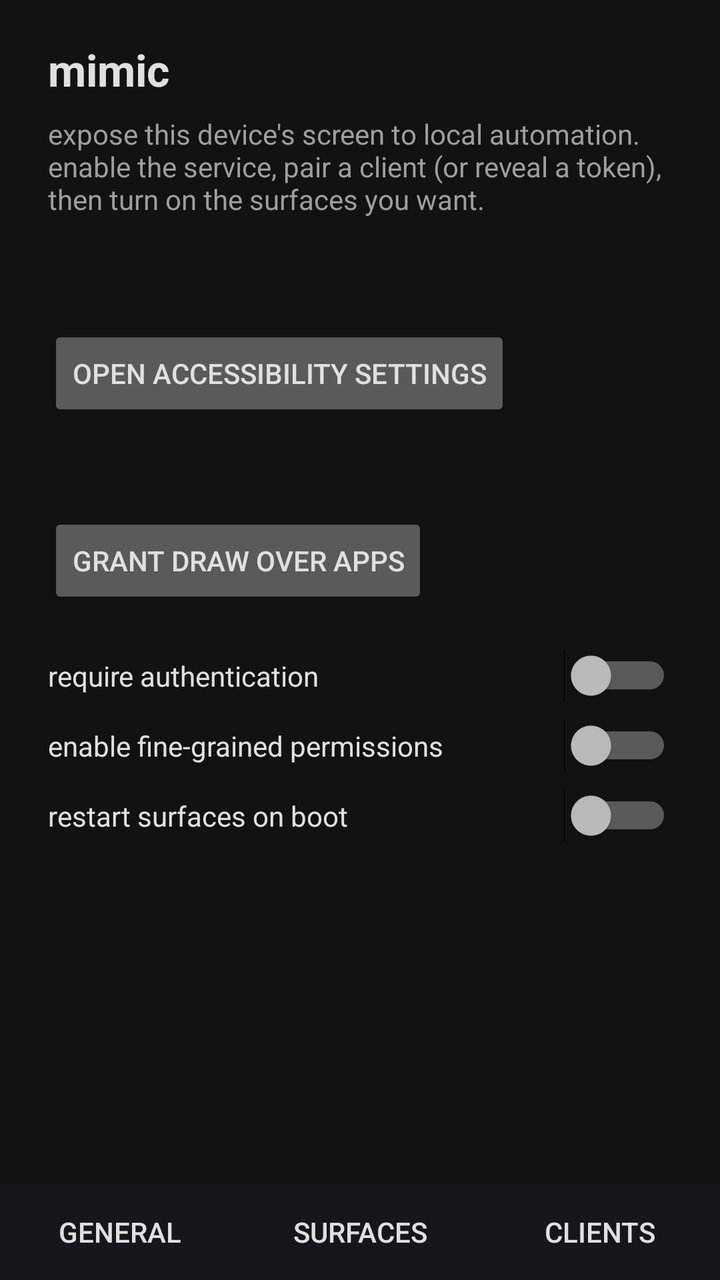
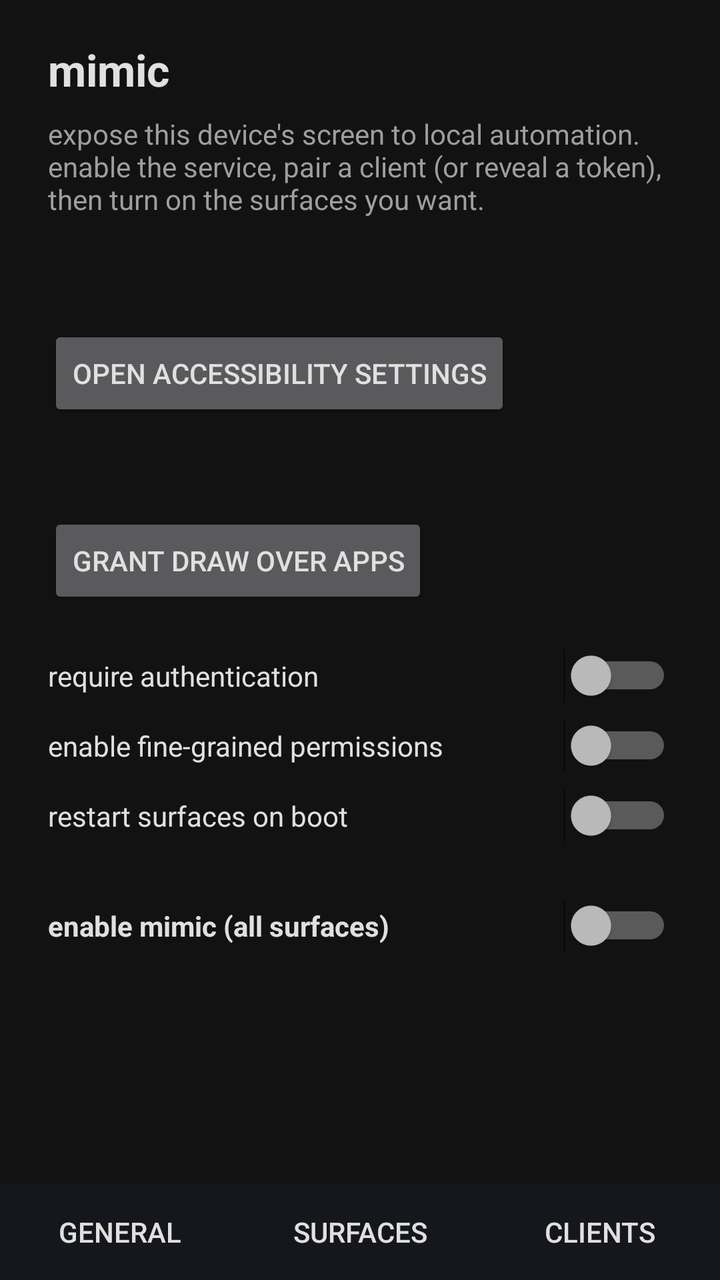

An Android layout rendered at two revisions. The XML below is the earlier revision; the diff shows what the commit changed to produce the second picture.
<!-- AndroidManifest.xml: application theme AppTheme -->
<!-- res/layout/activity_main.xml -->
<?xml version="1.0" encoding="utf-8"?>
<LinearLayout xmlns:android="http://schemas.android.com/apk/res/android"
    android:layout_width="match_parent"
    android:layout_height="match_parent"
    android:orientation="vertical">

    <TextView
        android:layout_width="wrap_content"
        android:layout_height="wrap_content"
        android:text="@string/app_name"
        android:textColor="@color/fg"
        android:textSize="22sp"
        android:textStyle="bold"
        android:paddingHorizontal="24dp"
        android:paddingTop="20dp"
        android:paddingBottom="8dp" />

    <ScrollView
        android:layout_width="match_parent"
        android:layout_height="0dp"
        android:layout_weight="1"
        android:fillViewport="true">

        <LinearLayout
            android:layout_width="match_parent"
            android:layout_height="wrap_content"
            android:orientation="vertical"
            android:paddingHorizontal="24dp"
            android:paddingBottom="24dp">

            
            <LinearLayout
                android:id="@+id/page_general"
                android:layout_width="match_parent"
                android:layout_height="wrap_content"
                android:orientation="vertical">

                <TextView
                    android:layout_width="match_parent"
                    android:layout_height="wrap_content"
                    android:text="@string/intro"
                    android:textColor="@color/muted"
                    android:paddingBottom="24dp" />

                <TextView
                    android:id="@+id/service_status"
                    android:layout_width="wrap_content"
                    android:layout_height="wrap_content"
                    android:textColor="@color/fg"
                    android:textSize="16sp"
                    android:paddingBottom="8dp" />

                <Button
                    android:id="@+id/open_settings"
                    android:layout_width="wrap_content"
                    android:layout_height="wrap_content"
                    android:text="@string/open_settings"
                    android:layout_marginBottom="16dp" />

                <TextView
                    android:id="@+id/overlay_state"
                    android:layout_width="wrap_content"
                    android:layout_height="wrap_content"
                    android:textColor="@color/fg"
                    android:textSize="16sp"
                    android:paddingBottom="8dp" />

                <Button
                    android:id="@+id/grant_overlay"
                    android:layout_width="wrap_content"
                    android:layout_height="wrap_content"
                    android:text="@string/overlay_perm"
                    android:layout_marginBottom="16dp" />

                <Switch
                    android:id="@+id/sw_auth"
                    android:layout_width="match_parent"
                    android:layout_height="wrap_content"
                    android:text="@string/auth"
                    android:textColor="@color/fg"
                    android:paddingVertical="8dp" />

                <Switch
                    android:id="@+id/sw_approval"
                    android:layout_width="match_parent"
                    android:layout_height="wrap_content"
                    android:text="@string/approval"
                    android:textColor="@color/fg"
                    android:paddingVertical="8dp" />

                <Switch
                    android:id="@+id/sw_boot"
                    android:layout_width="match_parent"
                    android:layout_height="wrap_content"
                    android:text="@string/boot"
                    android:textColor="@color/fg"
                    android:paddingVertical="8dp" />

            </LinearLayout>

            
            <LinearLayout
                android:id="@+id/page_clients"
                android:layout_width="match_parent"
                android:layout_height="wrap_content"
                android:orientation="vertical"
                android:visibility="gone">

                <Button
                    android:id="@+id/start_pairing"
                    android:layout_width="wrap_content"
                    android:layout_height="wrap_content"
                    android:text="@string/start_pairing" />

                <Button
                    android:id="@+id/legacy_token"
                    android:layout_width="wrap_content"
                    android:layout_height="wrap_content"
                    android:text="@string/legacy_token" />

                <TextView
                    android:id="@+id/creds"
                    android:layout_width="match_parent"
                    android:layout_height="wrap_content"
                    android:textColor="@color/accent"
                    android:textSize="14sp"
                    android:fontFamily="monospace"
                    android:textIsSelectable="true"
                    android:paddingTop="8dp"
                    android:layout_marginBottom="16dp" />

                <TextView
                    android:layout_width="wrap_content"
                    android:layout_height="wrap_content"
                    android:text="@string/clients_title"
                    android:textColor="@color/fg"
                    android:textSize="16sp"
                    android:textStyle="bold"
                    android:paddingBottom="8dp" />

                <LinearLayout
                    android:id="@+id/clients"
                    android:layout_width="match_parent"
                    android:layout_height="wrap_content"
                    android:orientation="vertical" />

                <Button
                    android:id="@+id/clear_paired"
                    android:layout_width="wrap_content"
                    android:layout_height="wrap_content"
                    android:text="@string/clear_paired"
                    android:layout_marginTop="8dp" />

            </LinearLayout>

            
            <LinearLayout
                android:id="@+id/page_surfaces"
                android:layout_width="match_parent"
                android:layout_height="wrap_content"
                android:orientation="vertical"
                android:visibility="gone">

                <Switch
                    android:id="@+id/sw_intents"
                    android:layout_width="match_parent"
                    android:layout_height="wrap_content"
                    android:text="@string/sw_intents"
                    android:textColor="@color/fg"
                    android:paddingVertical="8dp" />

                <Switch
                    android:id="@+id/sw_http"
                    android:layout_width="match_parent"
                    android:layout_height="wrap_content"
                    android:textColor="@color/fg"
                    android:paddingVertical="8dp" />

                <Switch
                    android:id="@+id/sw_mcp"
                    android:layout_width="match_parent"
                    android:layout_height="wrap_content"
                    android:textColor="@color/fg"
                    android:paddingVertical="8dp" />

                <TextView
                    android:text="@string/bind_title"
                    android:layout_width="wrap_content"
                    android:layout_height="wrap_content"
                    android:textColor="@color/fg"
                    android:layout_marginTop="12dp" />

                <Spinner
                    android:id="@+id/bind_spinner"
                    android:layout_width="match_parent"
                    android:layout_height="wrap_content" />

                <LinearLayout
                    android:layout_width="match_parent"
                    android:layout_height="wrap_content"
                    android:orientation="horizontal"
                    android:gravity="center_vertical">

                    <TextView
                        android:id="@+id/address"
                        android:layout_width="0dp"
                        android:layout_height="wrap_content"
                        android:layout_weight="1"
                        android:textColor="@color/accent"
                        android:fontFamily="monospace"
                        android:textIsSelectable="true" />

                    <Button
                        android:id="@+id/copy_address"
                        android:layout_width="wrap_content"
                        android:layout_height="wrap_content"
                        android:text="@string/copy" />

                </LinearLayout>

                <TextView
                    android:id="@+id/lan_warning"
                    android:layout_width="match_parent"
                    android:layout_height="wrap_content"
                    android:text="@string/lan_warning"
                    android:textColor="@color/muted"
                    android:visibility="gone" />

            </LinearLayout>

        </LinearLayout>
    </ScrollView>

    
    <LinearLayout
        android:layout_width="match_parent"
        android:layout_height="wrap_content"
        android:orientation="horizontal"
        android:background="@color/icon_bg">

        <Button
            android:id="@+id/tab_general"
            style="?android:attr/borderlessButtonStyle"
            android:layout_width="0dp"
            android:layout_height="wrap_content"
            android:layout_weight="1"
            android:text="@string/tab_general"
            android:textColor="@color/fg" />

        <Button
            android:id="@+id/tab_surfaces"
            style="?android:attr/borderlessButtonStyle"
            android:layout_width="0dp"
            android:layout_height="wrap_content"
            android:layout_weight="1"
            android:text="@string/tab_surfaces"
            android:textColor="@color/fg" />

        <Button
            android:id="@+id/tab_clients"
            style="?android:attr/borderlessButtonStyle"
            android:layout_width="0dp"
            android:layout_height="wrap_content"
            android:layout_weight="1"
            android:text="@string/tab_clients"
            android:textColor="@color/fg" />

    </LinearLayout>

</LinearLayout>
<!-- resources referenced by this layout -->
<resources>
  <color name="accent">#4CAF50</color>
  <color name="fg">#E0E0E0</color>
  <color name="icon_bg">#15171C</color>
  <color name="muted">#9E9E9E</color>
  <string name="app_name">mimic</string>
  <string name="approval">enable fine-grained permissions</string>
  <string name="auth">require authentication</string>
  <string name="bind_title">bind interface (http/mcp)</string>
  <string name="boot">restart surfaces on boot</string>
  <string name="clear_paired">revoke all</string>
  <string name="clients_title">paired clients</string>
  <string name="copy">copy</string>
  <string name="intro">expose this device\'s screen to local automation. enable the service, pair a client (or reveal a token), then turn on the surfaces you want.</string>
  <string name="lan_warning">reachable on your network; only the token protects it.</string>
  <string name="legacy_token">reveal legacy token</string>
  <string name="open_settings">open accessibility settings</string>
  <string name="overlay_perm">grant draw over apps</string>
  <string name="start_pairing">start pairing</string>
  <string name="sw_intents">intents (broadcast receiver)</string>
  <string name="tab_clients">clients</string>
  <string name="tab_general">general</string>
  <string name="tab_surfaces">surfaces</string>
  <style name="AppTheme" parent="@android:style/Theme.Material">
          <item name="android:colorBackground">@color/bg</item>
          <item name="android:windowBackground">@color/bg</item>
          <item name="android:textColorPrimary">@color/fg</item>
          <item name="android:textColorSecondary">@color/muted</item>
          <item name="android:colorAccent">@color/accent</item>
      </style>
  <color name="bg">#121212</color>
</resources>

<!-- the commit's change to res/layout/activity_main.xml (unified diff, before → after) -->
@@ -96,6 +96,17 @@
                     android:textColor="@color/fg"
                     android:paddingVertical="8dp" />
 
+                
+                <Switch
+                    android:id="@+id/sw_master"
+                    android:layout_width="match_parent"
+                    android:layout_height="wrap_content"
+                    android:text="@string/sw_master"
+                    android:textColor="@color/fg"
+                    android:textStyle="bold"
+                    android:layout_marginTop="20dp"
+                    android:paddingVertical="8dp" />
+
             </LinearLayout>
 
             
<!-- resource entries referenced after the edit -->
@@ -19,6 +19,7 @@
   <string name="overlay_perm">grant draw over apps</string>
   <string name="start_pairing">start pairing</string>
   <string name="sw_intents">intents (broadcast receiver)</string>
+  <string name="sw_master">enable mimic (all surfaces)</string>
   <string name="tab_clients">clients</string>
   <string name="tab_general">general</string>
   <string name="tab_surfaces">surfaces</string>
